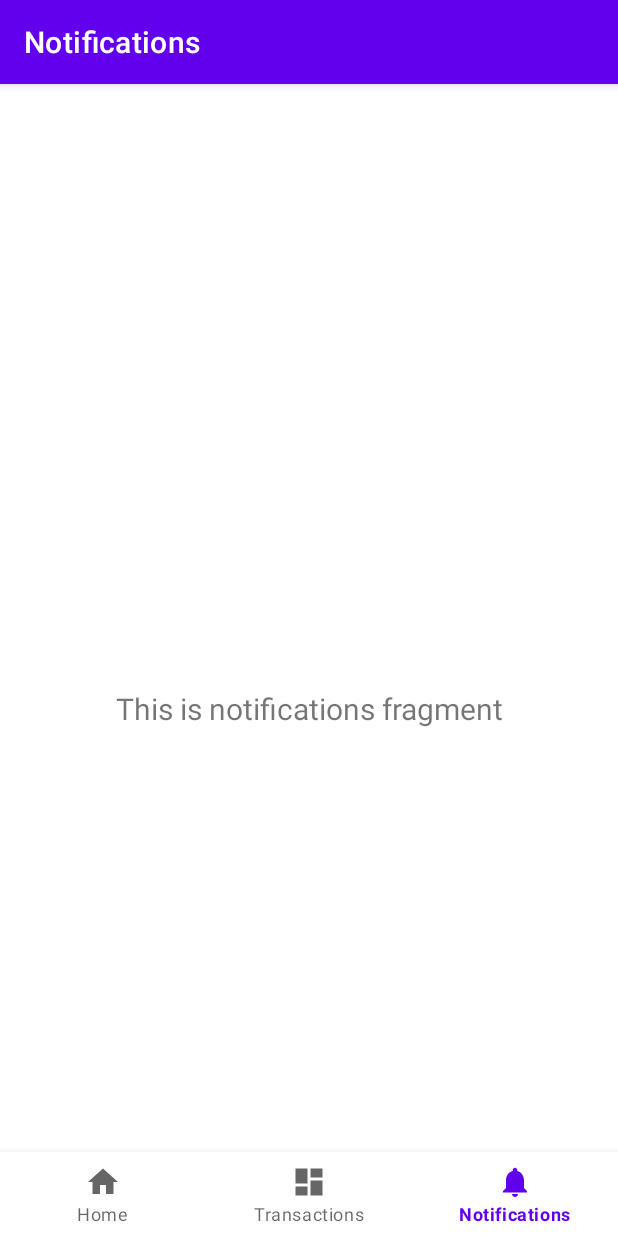
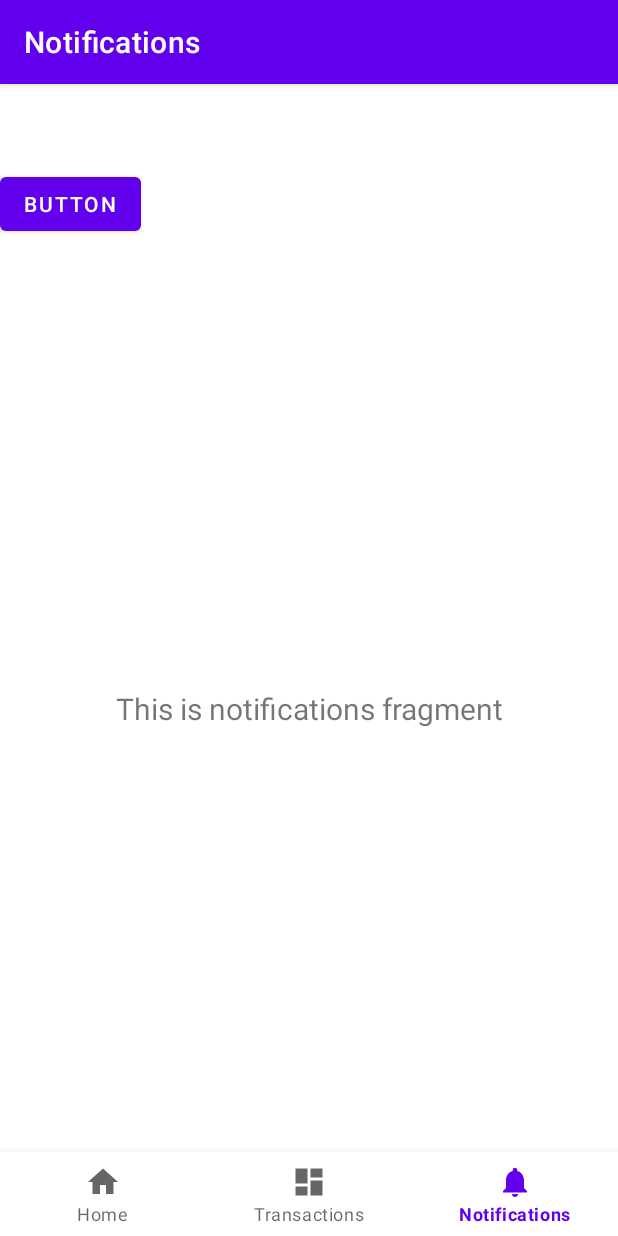
Before and after one commit to Macuh/Budgetly, an Android app: the NotificationsFragment screen opened through its navigation route, on a phone screen of 412 x 824 dp. Run offline under Robolectric (Android 15) with nearby library versions, the phone set to English and light mode, and no system bars; our stand-ins replace Dagger/Hilt's generated code, navigation-ui.

Commit message:
Added button on notification view to test notification management

```diff
--- /dev/null
+++ b/app/src/main/java/com/example/budgetly/main/listeners/ButtonClickListener.java
@@ -0,0 +1,21 @@
+package com.example.budgetly.main.listeners;
+
+import android.view.View;
+
+import com.example.budgetly.main.services.NotificationService;
+
+import javax.inject.Inject;
+
+public class ButtonClickListener implements View.OnClickListener {
+    private final NotificationService notificationService;
+
+    @Inject
+    public ButtonClickListener(NotificationService notificationService) {
+        this.notificationService = notificationService;
+    }
+
+    @Override
+    public void onClick(View v) {
+        notificationService.postNotification("test recipient", "Spent $21.30 at Just Eat");
+    }
+}
--- a/app/src/main/java/com/example/budgetly/ui/notifications/NotificationsFragment.java
+++ b/app/src/main/java/com/example/budgetly/ui/notifications/NotificationsFragment.java
@@ -4,6 +4,7 @@ import android.os.Bundle;
 import android.view.LayoutInflater;
 import android.view.View;
 import android.view.ViewGroup;
+import android.widget.Button;
 import android.widget.TextView;
 
 import androidx.annotation.NonNull;
@@ -11,6 +12,8 @@ import androidx.fragment.app.Fragment;
 import androidx.lifecycle.ViewModelProvider;
 
 import com.example.budgetly.databinding.FragmentNotificationsBinding;
+import com.example.budgetly.main.listeners.ButtonClickListener;
+import com.example.budgetly.main.services.NotificationService;
 
 public class NotificationsFragment extends Fragment {
 
@@ -25,6 +28,10 @@ public class NotificationsFragment extends Fragment {
         View root = binding.getRoot();
 
         final TextView textView = binding.textNotifications;
+
+        final Button button = binding.button;
+        button.setOnClickListener(new ButtonClickListener(new NotificationService(this.getContext(), this.getActivity())));
+
         notificationsViewModel.getText().observe(getViewLifecycleOwner(), textView::setText);
         return root;
     }
--- a/app/src/main/res/layout/fragment_notifications.xml
+++ b/app/src/main/res/layout/fragment_notifications.xml
@@ -19,4 +19,12 @@
         app:layout_constraintEnd_toEndOf="parent"
         app:layout_constraintStart_toStartOf="parent"
         app:layout_constraintTop_toTopOf="parent" />
+
+    <Button
+        android:id="@+id/button"
+        android:layout_width="wrap_content"
+        android:layout_height="wrap_content"
+        android:text="Button"
+        tools:layout_editor_absoluteX="154dp"
+        tools:layout_editor_absoluteY="297dp" />
 </androidx.constraintlayout.widget.ConstraintLayout>
```
